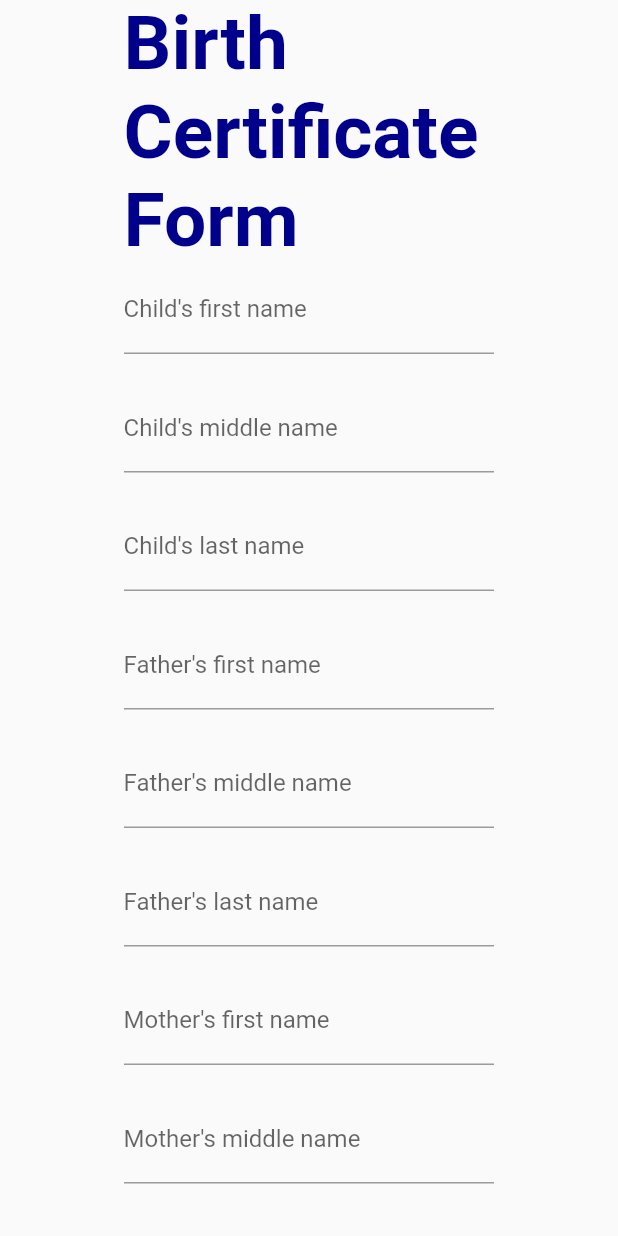
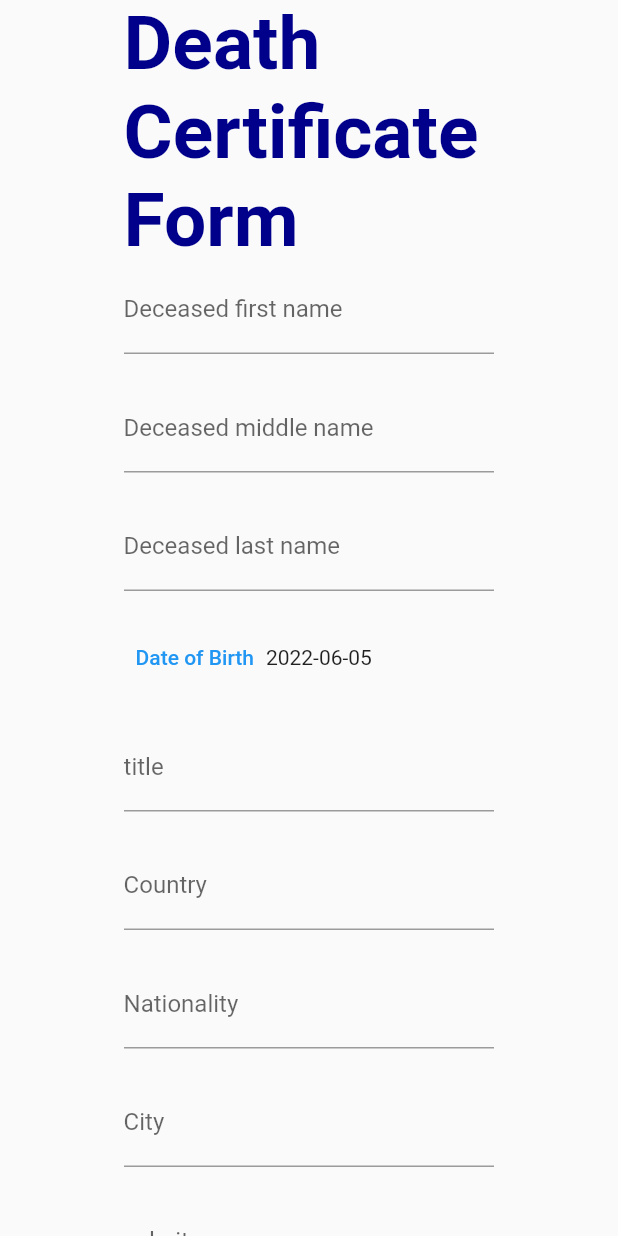
Before and after one commit to Aklile-Yilma/Wesagn-kunet-app, a Flutter app: the screen it shows after launch, on a phone screen of 412 x 824 dp. Run offline on Flutter 3.47's test engine with Material 2 defaults, Android fonts, the light colour scheme and no system bars; our stand-ins replace bloc, equatable, flutter_bloc, go_router, shared_preferences, sqflite; missing offline and left inert: dart:html, shared_preferences_web; accounts and stored records are empty.

Commit message:
Death page UI

```diff
--- a/Client/wesagnkunet/lib/main.dart
+++ b/Client/wesagnkunet/lib/main.dart
@@ -1,10 +1,10 @@
 import 'package:flutter/material.dart';
 import 'package:go_router/go_router.dart';
-import 'package:wesagnkunet/presentation/Forms/BirthForm.dart';
+import 'package:wesagnkunet/presentation/Forms/DeathForm.dart';
 import 'package:wesagnkunet/presentation/routes.dart';
 
 void main() {
-  runApp(MaterialApp(home: BirthForm()));
+  runApp(MaterialApp(home: DeathForm()));
 }
 
 class MainApp extends StatelessWidget {
--- /dev/null
+++ b/Client/wesagnkunet/lib/presentation/Forms/DeathForm.dart
@@ -0,0 +1,135 @@
+import 'package:flutter/material.dart';
+import 'package:wesagnkunet/presentation/lib/widgets/DatePickerButton.dart';
+
+class DeathForm extends StatelessWidget {
+  final List<TextEditingController> _controllers = [];
+  final DatePickerController _datePickerController = DatePickerController();
+  final GlobalKey<FormState> _formkey = GlobalKey<FormState>();
+
+  DeathForm({Key? key}) : super(key: key) {
+    for (int i = 0; i < 10; i++) {
+      _controllers.add(TextEditingController());
+    }
+  }
+
+  @override
+  Widget build(BuildContext context) {
+    double _deviceWidth = MediaQuery.of(context).size.width;
+    double _deviceHeight = MediaQuery.of(context).size.height;
+
+    return Scaffold(
+      body: Form(
+        key: _formkey,
+        child: Center(
+            child: SizedBox(
+          width: _deviceWidth * 0.6,
+          child: ListView(
+            children: [
+              Text(
+                "Death Certificate Form",
+                style: TextStyle(
+                  fontSize: 50,
+                  fontWeight: FontWeight.bold,
+                  color: Color.fromRGBO(0, 0, 139, 1),
+                ),
+              ),
+              _textField("Deceased first name", _controllers[0]),
+              _padding(),
+              _textField("Deceased middle name", _controllers[1]),
+              _padding(),
+              _textField("Deceased last name", _controllers[2]),
+              _padding(),
+              DatePickerButton(
+                  controller: _datePickerController,
+                  child: Text("Date of Birth")),
+              _padding(),
+              _textField("title", _controllers[3]),
+              _padding(),
+              _textField("Country", _controllers[4]),
+              _padding(),
+              _textField("Nationality", _controllers[5]),
+              _padding(),
+              _textField("City", _controllers[6]),
+              _padding(),
+              _textField("subcity", _controllers[7]),
+              _padding(),
+              _textField("woreda", _controllers[8]),
+              _padding(),
+              _textField("house number", _controllers[8]),
+              _padding(),
+              _textField("", _controllers[8]),
+              _padding(),
+              DatePickerButton(
+                  controller: _datePickerController,
+                  child: Text("Date of Birth")),
+              _padding(),
+              ElevatedButton(
+                  onPressed: () {},
+                  child: Text(
+                    "Submit",
+                    style: TextStyle(fontSize: 20),
+                  )),
+              _padding(),
+            ],
+          ),
+        )),
+      ),
+    );
+  }
+
+  TextFormField _textField(String labelIn, TextEditingController controllerIn) {
+    return TextFormField(
+      controller: controllerIn,
+      decoration: InputDecoration(
+        labelText: labelIn,
+      ),
+      validator: (value) {
+        if (value == null || value.isEmpty) {
+          return "Please fill this field";
+        }
+        return null;
+      },
+    );
+  }
+
+  Padding _padding() {
+    return Padding(padding: EdgeInsets.only(top: 20));
+  }
+}
+
+class CustomDropDownWidget extends StatefulWidget {
+  final TextEditingController controller;
+
+  CustomDropDownWidget(this.controller, {Key? key}) : super(key: key);
+
+  @override
+  State<CustomDropDownWidget> createState() =>
+      _CustomDropDownWidgetState(controller);
+}
+
+class _CustomDropDownWidgetState extends State<CustomDropDownWidget> {
+  TextEditingController controller;
+
+  final items = ['MALE', 'FEMALE'];
+
+  _CustomDropDownWidgetState(this.controller) {
+    controller.text = items[0];
+  }
+
+  @override
+  Widget build(BuildContext context) {
+    return DropdownButton(
+      items: items.map((e) {
+        return DropdownMenuItem(value: e, child: Text(e));
+      }).toList(),
+      onChanged: (String? newValue) {
+        setState(() {
+          if (newValue != null) {
+            controller.text = newValue;
+          }
+        });
+      },
+      value: controller.text,
+    );
+  }
+}
```
Also changed, not shown: 1 other file.
